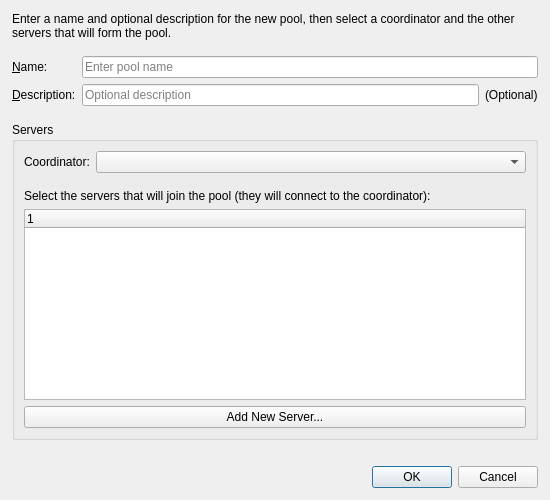
This is src/xenadmin-ui/dialogs/newpooldialog.ui in benapetr/XenAdminQt as Qt 5 draws it before an edit. The edited form follows.
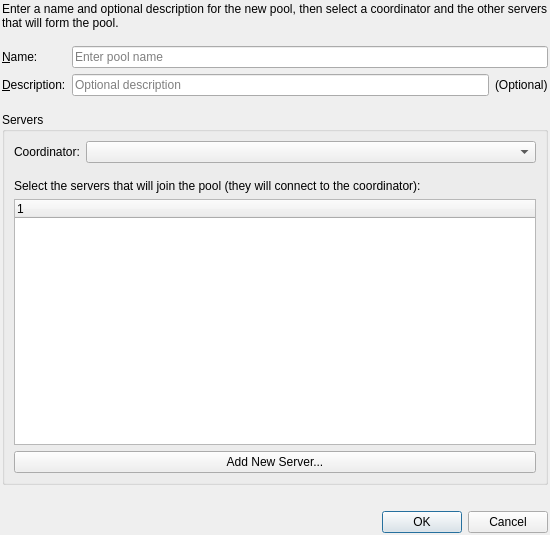
This is the edited form. Icons and pictures are not drawn. Custom widgets are drawn as their Qt base class.

Diff of the .ui file:
```diff
--- a/src/xenadmin-ui/dialogs/newpooldialog.ui
+++ b/src/xenadmin-ui/dialogs/newpooldialog.ui
@@ -7,7 +7,7 @@
     <x>0</x>
     <y>0</y>
     <width>550</width>
-    <height>500</height>
+    <height>535</height>
    </rect>
   </property>
   <property name="windowTitle">
@@ -18,16 +18,16 @@
   </property>
   <layout class="QVBoxLayout" name="mainLayout">
    <property name="leftMargin">
-    <number>12</number>
+    <number>2</number>
    </property>
    <property name="topMargin">
-    <number>12</number>
+    <number>2</number>
    </property>
    <property name="rightMargin">
-    <number>12</number>
+    <number>2</number>
    </property>
    <property name="bottomMargin">
-    <number>12</number>
+    <number>2</number>
    </property>
    <item>
     <widget class="QLabel" name="labelBlurb">
@@ -190,6 +190,11 @@
         <property name="selectionMode">
          <enum>QAbstractItemView::SingleSelection</enum>
         </property>
+        <column>
+         <property name="text">
+          <string notr="true">1</string>
+         </property>
+        </column>
        </widget>
       </item>
       <item>
```
Left out of the diff: 30 changed lines with no effect on the pictures.
